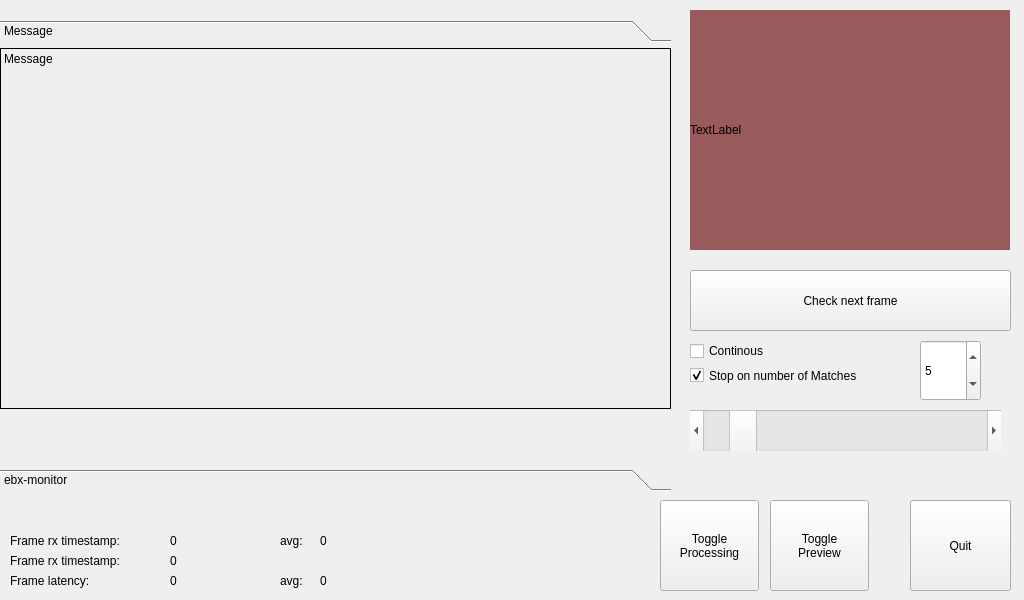
EBXFS15/EyeTrackerQt, file eyetrackerwindow.ui: the form before one commit.
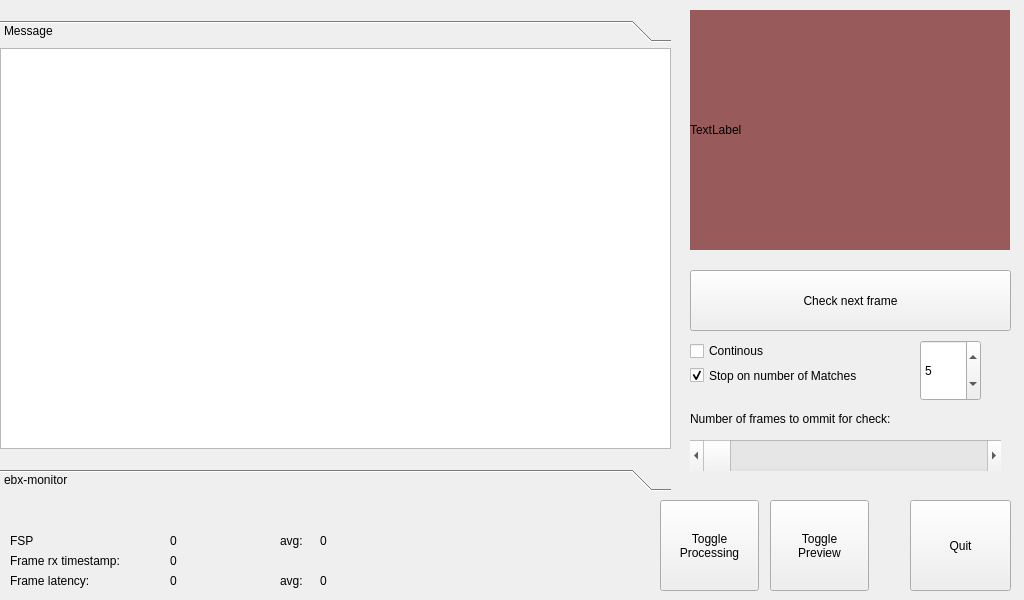
The form after the commit.

The edit to the form file:
```diff
--- a/eyetrackerwindow.ui
+++ b/eyetrackerwindow.ui
@@ -82,24 +82,15 @@
      <attribute name="label">
       <string>Message</string>
      </attribute>
-     <widget class="QLabel" name="label_message">
+     <widget class="QTextBrowser" name="label_message">
       <property name="geometry">
        <rect>
         <x>0</x>
         <y>0</y>
         <width>671</width>
-        <height>361</height>
+        <height>401</height>
        </rect>
       </property>
-      <property name="frameShape">
-       <enum>QFrame::Box</enum>
-      </property>
-      <property name="text">
-       <string>Message</string>
-      </property>
-      <property name="alignment">
-       <set>Qt::AlignLeading|Qt::AlignLeft|Qt::AlignTop</set>
-      </property>
      </widget>
     </widget>
     <widget class="QWidget" name="page_2">
@@ -284,7 +275,7 @@
      </rect>
     </property>
     <property name="text">
-     <string>Frame rx timestamp:</string>
+     <string>FSP</string>
     </property>
    </widget>
    <widget class="QLabel" name="label_fps_txt">
@@ -346,21 +337,34 @@
     <property name="geometry">
      <rect>
       <x>690</x>
-      <y>410</y>
+      <y>440</y>
       <width>311</width>
-      <height>41</height>
+      <height>31</height>
      </rect>
     </property>
     <property name="maximum">
      <number>100</number>
     </property>
     <property name="value">
-     <number>10</number>
+     <number>0</number>
     </property>
     <property name="orientation">
      <enum>Qt::Horizontal</enum>
     </property>
    </widget>
+   <widget class="QLabel" name="label_2">
+    <property name="geometry">
+     <rect>
+      <x>690</x>
+      <y>410</y>
+      <width>291</width>
+      <height>17</height>
+     </rect>
+    </property>
+    <property name="text">
+     <string>Number of frames to ommit for check:</string>
+    </property>
+   </widget>
   </widget>
  </widget>
  <layoutdefault spacing="6" margin="11"/>
```
Left out of the diff: 4 changed lines with no effect on the pictures.
